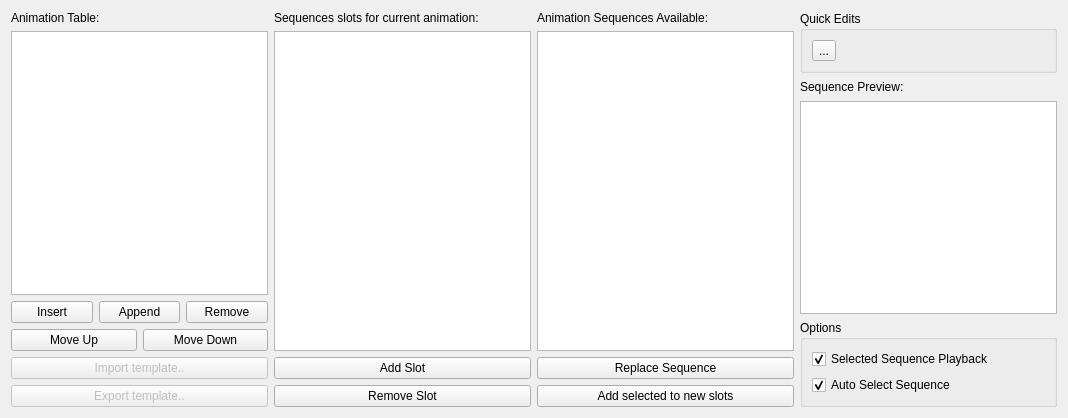
Qt form src/ui/tabs/tabanimtable.ui (PsyCommando/ppmdu_spriteeditor) before a commit.
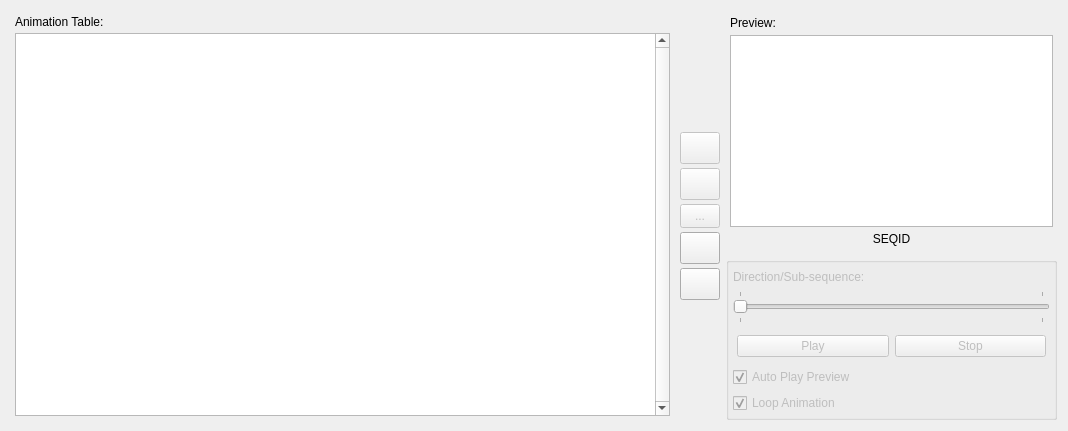
The same form after that commit. Icons and pictures are not drawn.

Patch:
```diff
--- a/src/ui/tabs/tabanimtable.ui
+++ b/src/ui/tabs/tabanimtable.ui
@@ -22,11 +22,32 @@
     <height>418</height>
    </size>
   </property>
-  <layout class="QHBoxLayout" name="horizontalLayout">
+  <layout class="QHBoxLayout" name="horizontalLayout" stretch="4,0,2">
+   <property name="sizeConstraint">
+    <enum>QLayout::SetMinAndMaxSize</enum>
+   </property>
    <item>
-    <layout class="QVBoxLayout" name="verticalLayout_5">
+    <layout class="QVBoxLayout" name="vlAnimTbl">
+     <property name="spacing">
+      <number>4</number>
+     </property>
+     <property name="sizeConstraint">
+      <enum>QLayout::SetMinimumSize</enum>
+     </property>
+     <property name="leftMargin">
+      <number>4</number>
+     </property>
+     <property name="topMargin">
+      <number>4</number>
+     </property>
+     <property name="rightMargin">
+      <number>4</number>
+     </property>
+     <property name="bottomMargin">
+      <number>4</number>
+     </property>
      <item>
-      <widget class="QLabel" name="label_11">
+      <widget class="QLabel" name="lblAnimTable">
        <property name="text">
         <string>Animation Table:</string>
        </property>
@@ -34,6 +55,12 @@
      </item>
      <item>
       <widget class="QTableView" name="tvAnimTbl">
+       <property name="verticalScrollBarPolicy">
+        <enum>Qt::ScrollBarAlwaysOn</enum>
+       </property>
+       <property name="sizeAdjustPolicy">
+        <enum>QAbstractScrollArea::AdjustToContents</enum>
+       </property>
        <property name="autoScroll">
         <bool>false</bool>
        </property>
@@ -59,25 +86,152 @@
         <bool>false</bool>
        </property>
        <attribute name="horizontalHeaderVisible">
-        <bool>false</bool>
+        <bool>true</bool>
+       </attribute>
+       <attribute name="horizontalHeaderCascadingSectionResizes">
+        <bool>true</bool>
+       </attribute>
+       <attribute name="horizontalHeaderMinimumSectionSize">
+        <number>48</number>
+       </attribute>
+       <attribute name="horizontalHeaderDefaultSectionSize">
+        <number>48</number>
        </attribute>
        <attribute name="horizontalHeaderStretchLastSection">
         <bool>true</bool>
        </attribute>
+       <attribute name="verticalHeaderVisible">
+        <bool>true</bool>
+       </attribute>
+       <attribute name="verticalHeaderMinimumSectionSize">
+        <number>32</number>
+       </attribute>
+       <attribute name="verticalHeaderDefaultSectionSize">
+        <number>32</number>
+       </attribute>
       </widget>
      </item>
+    </layout>
+   </item>
+   <item>
+    <layout class="QVBoxLayout" name="vlAnimButtonBar" stretch="2,1,2">
+     <property name="sizeConstraint">
+      <enum>QLayout::SetMinAndMaxSize</enum>
+     </property>
      <item>
-      <layout class="QHBoxLayout" name="horizontalLayout_8">
+      <spacer name="vspcButtonsTop">
+       <property name="orientation">
+        <enum>Qt::Vertical</enum>
+       </property>
+       <property name="sizeHint" stdset="0">
+        <size>
+         <width>20</width>
+         <height>40</height>
+        </size>
+       </property>
+      </spacer>
+     </item>
+     <item>
+      <layout class="QVBoxLayout" name="vlMiddleButtons">
+       <property name="spacing">
+        <number>4</number>
+       </property>
+       <property name="sizeConstraint">
+        <enum>QLayout::SetMinimumSize</enum>
+       </property>
        <item>
-        <widget class="QPushButton" name="btnAnimTblAddAnim">
+        <widget class="QPushButton" name="btnMoveGroupUp">
+         <property name="enabled">
+          <bool>false</bool>
+         </property>
+         <property name="minimumSize">
+          <size>
+           <width>24</width>
+           <height>32</height>
+          </size>
+         </property>
+         <property name="toolTip">
+          <string>&lt;html&gt;&lt;head/&gt;&lt;body&gt;&lt;p&gt;Move Up&lt;/p&gt;&lt;/body&gt;&lt;/html&gt;</string>
+         </property>
+         <property name="statusTip">
+          <string/>
+         </property>
+         <property name="text">
+          <string/>
+         </property>
+         <property name="icon">
+          <iconset resource="../../../appres.qrc">
+           <normaloff>:/resources/fugue-icons-3.5.6/icons/arrow-090.png</normaloff>:/resources/fugue-icons-3.5.6/icons/arrow-090.png</iconset>
+         </property>
+        </widget>
+       </item>
+       <item>
+        <widget class="QPushButton" name="btnMoveGroupDown">
+         <property name="enabled">
+          <bool>false</bool>
+         </property>
+         <property name="minimumSize">
+          <size>
+           <width>24</width>
+           <height>32</height>
+          </size>
+         </property>
+         <property name="toolTip">
+          <string>&lt;html&gt;&lt;head/&gt;&lt;body&gt;&lt;p&gt;Move Down&lt;/p&gt;&lt;/body&gt;&lt;/html&gt;</string>
+         </property>
+         <property name="text">
+          <string/>
+         </property>
+         <property name="icon">
+          <iconset resource="../../../appres.qrc">
+           <normaloff>:/resources/fugue-icons-3.5.6/icons/arrow-270.png</normaloff>:/resources/fugue-icons-3.5.6/icons/arrow-270.png</iconset>
+         </property>
+        </widget>
+       </item>
+       <item>
+        <widget class="QToolButton" name="btnExtraOptions">
+         <property name="enabled">
+          <bool>false</bool>
+         </property>
+         <property name="sizePolicy">
+          <sizepolicy hsizetype="MinimumExpanding" vsizetype="Preferred">
+           <horstretch>0</horstretch>
+           <verstretch>0</verstretch>
+          </sizepolicy>
+         </property>
+         <property name="minimumSize">
+          <size>
+           <width>24</width>
+           <height>24</height>
+          </size>
+         </property>
+         <property name="text">
+          <string>...</string>
+         </property>
+         <property name="checkable">
+          <bool>false</bool>
+         </property>
+         <property name="arrowType">
+          <enum>Qt::NoArrow</enum>
+         </property>
+        </widget>
+       </item>
+       <item>
+        <widget class="QPushButton" name="btnAddGroup">
          <property name="enabled">
           <bool>true</bool>
          </property>
+         <property name="minimumSize">
+          <size>
+           <width>24</width>
+           <height>32</height>
+          </size>
+         </property>
          <property name="toolTip">
           <string>&lt;html&gt;&lt;head/&gt;&lt;body&gt;&lt;p&gt;Inserts a new animation entry &lt;span style=&quot; font-weight:600;&quot;&gt;before&lt;/span&gt; the currently selected one.&lt;/p&gt;&lt;/body&gt;&lt;/html&gt;</string>
          </property>
          <property name="text">
-          <string>Insert</string>
+          <string/>
          </property>
          <property name="icon">
           <iconset resource="../../../appres.qrc">
@@ -86,29 +240,21 @@
         </widget>
        </item>
        <item>
-        <widget class="QPushButton" name="btnAnimTblAppendAnim">
-         <property name="toolTip">
-          <string>&lt;html&gt;&lt;head/&gt;&lt;body&gt;&lt;p&gt;&lt;span style=&quot; font-weight:600;&quot;&gt;Appends&lt;/span&gt; a new animation entry to the currently selected one.&lt;/p&gt;&lt;/body&gt;&lt;/html&gt;</string>
-         </property>
-         <property name="text">
-          <string>Append</string>
-         </property>
-         <property name="icon">
-          <iconset resource="../../../appres.qrc">
-           <normaloff>:/resources/fugue-icons-3.5.6/icons/control-stop-270.png</normaloff>:/resources/fugue-icons-3.5.6/icons/control-stop-270.png</iconset>
-         </property>
-        </widget>
-       </item>
-       <item>
-        <widget class="QPushButton" name="btnAnimTblRemAnim">
+        <widget class="QPushButton" name="btnRemoveGroup">
          <property name="enabled">
           <bool>true</bool>
          </property>
+         <property name="minimumSize">
+          <size>
+           <width>16</width>
+           <height>32</height>
+          </size>
+         </property>
          <property name="toolTip">
           <string>&lt;html&gt;&lt;head/&gt;&lt;body&gt;&lt;p&gt;Remove the selected animation entry from the table.&lt;/p&gt;&lt;/body&gt;&lt;/html&gt;</string>
          </property>
          <property name="text">
-          <string>Remove</string>
+          <string/>
          </property>
          <property name="icon">
           <iconset resource="../../../appres.qrc">
@@ -119,321 +265,276 @@
       </layout>
      </item>
      <item>
-      <layout class="QHBoxLayout" name="horizontalLayout_12">
+      <spacer name="vspcButtonBottom">
+       <property name="orientation">
+        <enum>Qt::Vertical</enum>
+       </property>
+       <property name="sizeHint" stdset="0">
+        <size>
+         <width>20</width>
+         <height>40</height>
+        </size>
+       </property>
+      </spacer>
+     </item>
+    </layout>
+   </item>
+   <item>
+    <layout class="QVBoxLayout" name="vlPreviewSection" stretch="0,0,0">
+     <item>
+      <layout class="QVBoxLayout" name="vlPreview">
+       <property name="spacing">
+        <number>4</number>
+       </property>
+       <property name="leftMargin">
+        <number>4</number>
+       </property>
        <property name="topMargin">
-        <number>0</number>
+        <number>4</number>
        </property>
+       <property name="rightMargin">
+        <number>4</number>
+       </property>
+       <property name="bottomMargin">
+        <number>4</number>
+       </property>
        <item>
-        <widget class="QPushButton" name="btnAnimTblAnimMvUp">
-         <property name="text">
-          <string>Move Up</string>
+        <widget class="QLabel" name="lblSequencePreview">
+         <property name="sizePolicy">
+          <sizepolicy hsizetype="Preferred" vsizetype="Fixed">
+           <horstretch>0</horstretch>
+           <verstretch>0</verstretch>
+          </sizepolicy>
          </property>
-         <property name="icon">
-          <iconset resource="../../../appres.qrc">
-           <normaloff>:/resources/fugue-icons-3.5.6/icons/arrow-090.png</normaloff>:/resources/fugue-icons-3.5.6/icons/arrow-090.png</iconset>
+         <property name="minimumSize">
+          <size>
+           <width>0</width>
+           <height>16</height>
+          </size>
          </property>
+         <property name="text">
+          <string>Preview:</string>
+         </property>
         </widget>
        </item>
        <item>
-        <widget class="QPushButton" name="btnAnimTblAnimMvDown">
-         <property name="text">
-          <string>Move Down</string>
+        <widget class="QGraphicsView" name="gvAnimTablePreview">
+         <property name="sizePolicy">
+          <sizepolicy hsizetype="Preferred" vsizetype="Preferred">
+           <horstretch>0</horstretch>
+           <verstretch>0</verstretch>
+          </sizepolicy>
          </property>
-         <property name="icon">
-          <iconset resource="../../../appres.qrc">
-           <normaloff>:/resources/fugue-icons-3.5.6/icons/arrow-270.png</normaloff>:/resources/fugue-icons-3.5.6/icons/arrow-270.png</iconset>
+         <property name="minimumSize">
+          <size>
+           <width>256</width>
+           <height>192</height>
+          </size>
          </property>
         </widget>
        </item>
-      </layout>
-     </item>
-     <item>
-      <widget class="QPushButton" name="btnAnimTblImportTemplate">
-       <property name="enabled">
-        <bool>false</bool>
-       </property>
-       <property name="toolTip">
-        <string>&lt;html&gt;&lt;head/&gt;&lt;body&gt;&lt;p&gt;Imports a template animation table to fill out for common animated sprite animation layouts!&lt;/p&gt;&lt;/body&gt;&lt;/html&gt;</string>
-       </property>
-       <property name="text">
-        <string>Import template..</string>
-       </property>
-      </widget>
-     </item>
-     <item>
-      <widget class="QPushButton" name="btnAnimTblExportTemplate">
-       <property name="enabled">
-        <bool>false</bool>
-       </property>
-       <property name="toolTip">
-        <string>&lt;html&gt;&lt;head/&gt;&lt;body&gt;&lt;p&gt;Export the animation table as a new template file!&lt;/p&gt;&lt;/body&gt;&lt;/html&gt;</string>
-       </property>
-       <property name="text">
-        <string>Export template..</string>
-       </property>
-      </widget>
-     </item>
-    </layout>
-   </item>
-   <item>
-    <layout class="QVBoxLayout" name="verticalLayout_3">
-     <item>
-      <widget class="QLabel" name="label_9">
-       <property name="text">
-        <string>Sequences slots for current animation:</string>
-       </property>
-      </widget>
-     </item>
-     <item>
-      <widget class="QTreeView" name="tvAnimTblAnimSeqs">
-       <property name="editTriggers">
-        <set>QAbstractItemView::NoEditTriggers</set>
-       </property>
-       <property name="dragEnabled">
-        <bool>false</bool>
-       </property>
-       <property name="dragDropOverwriteMode">
-        <bool>true</bool>
-       </property>
-       <property name="dragDropMode">
-        <enum>QAbstractItemView::DropOnly</enum>
-       </property>
-       <property name="defaultDropAction">
-        <enum>Qt::CopyAction</enum>
-       </property>
-       <property name="alternatingRowColors">
-        <bool>true</bool>
-       </property>
-       <property name="selectionMode">
-        <enum>QAbstractItemView::ExtendedSelection</enum>
-       </property>
-       <property name="selectionBehavior">
-        <enum>QAbstractItemView::SelectItems</enum>
-       </property>
-       <property name="iconSize">
-        <size>
-         <width>64</width>
-         <height>64</height>
-        </size>
-       </property>
-       <property name="indentation">
-        <number>2</number>
-       </property>
-       <property name="uniformRowHeights">
-        <bool>true</bool>
-       </property>
-       <property name="itemsExpandable">
-        <bool>false</bool>
-       </property>
-       <property name="headerHidden">
-        <bool>true</bool>
-       </property>
-       <property name="expandsOnDoubleClick">
-        <bool>false</bool>
-       </property>
-      </widget>
-     </item>
-     <item>
-      <widget class="QPushButton" name="btnAnimTblAddSeq">
-       <property name="text">
-        <string>Add Slot</string>
-       </property>
-       <property name="icon">
-        <iconset resource="../../../appres.qrc">
-         <normaloff>:/resources/fugue-icons-3.5.6/icons/plus.png</normaloff>:/resources/fugue-icons-3.5.6/icons/plus.png</iconset>
-       </property>
-      </widget>
-     </item>
-     <item>
-      <layout class="QHBoxLayout" name="horizontalLayout_9">
        <item>
-        <widget class="QPushButton" name="btnAnimTblRemSeq">
-         <property name="toolTip">
-          <string>&lt;html&gt;&lt;head/&gt;&lt;body&gt;&lt;p&gt;Removes the selected animation sequence from the list of sequence for this animation.&lt;/p&gt;&lt;/body&gt;&lt;/html&gt;</string>
+        <widget class="QLabel" name="lblPreviewSeqName">
+         <property name="sizePolicy">
+          <sizepolicy hsizetype="Preferred" vsizetype="Fixed">
+           <horstretch>0</horstretch>
+           <verstretch>0</verstretch>
+          </sizepolicy>
          </property>
+         <property name="minimumSize">
+          <size>
+           <width>0</width>
+           <height>16</height>
+          </size>
+         </property>
+         <property name="frameShape">
+          <enum>QFrame::NoFrame</enum>
+         </property>
          <property name="text">
-          <string>Remove Slot</string>
+          <string>SEQID</string>
          </property>
-         <property name="icon">
-          <iconset resource="../../../appres.qrc">
-           <normaloff>:/resources/fugue-icons-3.5.6/icons/minus.png</normaloff>:/resources/fugue-icons-3.5.6/icons/minus.png</iconset>
+         <property name="textFormat">
+          <enum>Qt::MarkdownText</enum>
          </property>
+         <property name="alignment">
+          <set>Qt::AlignCenter</set>
+         </property>
+         <property name="textInteractionFlags">
+          <set>Qt::LinksAccessibleByMouse</set>
+         </property>
         </widget>
        </item>
       </layout>
-     </item>
-    </layout>
-   </item>
-   <item>
-    <layout class="QVBoxLayout" name="verticalLayout_18">
-     <item>
-      <widget class="QLabel" name="label_17">
-       <property name="text">
-        <string>Animation Sequences Available:</string>
-       </property>
-      </widget>
-     </item>
-     <item>
-      <widget class="QTreeView" name="lvAnimTblAnimSeqList">
-       <property name="editTriggers">
-        <set>QAbstractItemView::NoEditTriggers</set>
-       </property>
-       <property name="showDropIndicator" stdset="0">
-        <bool>true</bool>
-       </property>
-       <property name="dragEnabled">
-        <bool>true</bool>
-       </property>
-       <property name="dragDropMode">
-        <enum>QAbstractItemView::DragDrop</enum>
-       </property>
-       <property name="defaultDropAction">
-        <enum>Qt::CopyAction</enum>
-       </property>
-       <property name="alternatingRowColors">
-        <bool>true</bool>
-       </property>
-       <property name="selectionMode">
-        <enum>QAbstractItemView::ExtendedSelection</enum>
-       </property>
-       <property name="selectionBehavior">
-        <enum>QAbstractItemView::SelectItems</enum>
-       </property>
-       <property name="iconSize">
-        <size>
-         <width>64</width>
-         <height>64</height>
-        </size>
-       </property>
-       <property name="indentation">
-        <number>2</number>
-       </property>
-       <property name="uniformRowHeights">
-        <bool>true</bool>
-       </property>
-       <property name="itemsExpandable">
-        <bool>false</bool>
-       </property>
-       <property name="wordWrap">
-        <bool>true</bool>
-       </property>
-       <property name="headerHidden">
-        <bool>true</bool>
-       </property>
-       <property name="expandsOnDoubleClick">
-        <bool>false</bool>
-       </property>
-      </widget>
-     </item>
-     <item>
-      <widget class="QPushButton" name="btnAnimTblReplaceSeq">
-       <property name="text">
-        <string>Replace Sequence</string>
-       </property>
-       <property name="icon">
-        <iconset resource="../../../appres.qrc">
-         <normaloff>:/resources/fugue-icons-3.5.6/icons/fill-180.png</normaloff>:/resources/fugue-icons-3.5.6/icons/fill-180.png</iconset>
-       </property>
-      </widget>
-     </item>
-     <item>
-      <widget class="QPushButton" name="btnAnimTblMoveSeq">
-       <property name="text">
-        <string>Add selected to new slots</string>
-       </property>
-       <property name="icon">
-        <iconset resource="../../../appres.qrc">
-         <normaloff>:/resources/fugue-icons-3.5.6/icons/arrow-180.png</normaloff>:/resources/fugue-icons-3.5.6/icons/arrow-180.png</iconset>
-       </property>
-      </widget>
-     </item>
-    </layout>
-   </item>
-   <item>
-    <layout class="QVBoxLayout" name="vlSequencePreview" stretch="1,1,5,1">
-     <item>
-      <widget class="QGroupBox" name="groupBox_9">
-       <property name="sizePolicy">
-        <sizepolicy hsizetype="MinimumExpanding" vsizetype="MinimumExpanding">
-         <horstretch>0</horstretch>
-         <verstretch>0</verstretch>
-        </sizepolicy>
-       </property>
-       <property name="title">
-        <string>Quick Edits</string>
-       </property>
-       <layout class="QFormLayout" name="formLayout_6">
-        <item row="0" column="0">
-         <widget class="QToolButton" name="toolButton">
-          <property name="text">
-           <string>...</string>
-          </property>
-         </widget>
-        </item>
-       </layout>
-      </widget>
-     </item>
-     <item>
-      <widget class="QLabel" name="lblSequencePreview">
-       <property name="sizePolicy">
-        <sizepolicy hsizetype="Preferred" vsizetype="Fixed">
-         <horstretch>0</horstretch>
-         <verstretch>0</verstretch>
-        </sizepolicy>
-       </property>
-       <property name="minimumSize">
-        <size>
-         <width>0</width>
-         <height>16</height>
-        </size>
-       </property>
-       <property name="text">
-        <string>Sequence Preview:</string>
-       </property>
-      </widget>
-     </item>
-     <item>
-      <widget class="QGraphicsView" name="gvAnimTablePreview">
-       <property name="minimumSize">
-        <size>
-         <width>256</width>
-         <height>192</height>
-        </size>
-       </property>
-      </widget>
      </item>
      <item>
       <widget class="QGroupBox" name="grpPreviewOptions">
+       <property name="enabled">
+        <bool>false</bool>
+       </property>
        <property name="sizePolicy">
         <sizepolicy hsizetype="MinimumExpanding" vsizetype="MinimumExpanding">
          <horstretch>0</horstretch>
          <verstretch>0</verstretch>
         </sizepolicy>
        </property>
+       <property name="minimumSize">
+        <size>
+         <width>256</width>
+         <height>100</height>
+        </size>
+       </property>
+       <property name="maximumSize">
+        <size>
+         <width>16777215</width>
+         <height>16777215</height>
+        </size>
+       </property>
        <property name="title">
-        <string>Options</string>
+        <string/>
        </property>
-       <layout class="QFormLayout" name="formLayout_3">
-        <item row="0" column="0">
-         <widget class="QCheckBox" name="chkAnimTblAutoPlay">
+       <layout class="QVBoxLayout" name="verticalLayout_2" stretch="2,1,0,0">
+        <property name="sizeConstraint">
+         <enum>QLayout::SetMinAndMaxSize</enum>
+        </property>
+        <property name="leftMargin">
+         <number>4</number>
+        </property>
+        <property name="topMargin">
+         <number>4</number>
+        </property>
+        <property name="rightMargin">
+         <number>4</number>
+        </property>
+        <property name="bottomMargin">
+         <number>4</number>
+        </property>
+        <item>
+         <layout class="QVBoxLayout" name="vlDirSlider" stretch="0,0">
+          <property name="sizeConstraint">
+           <enum>QLayout::SetNoConstraint</enum>
+          </property>
+          <property name="topMargin">
+           <number>2</number>
+          </property>
+          <property name="bottomMargin">
+           <number>2</number>
+          </property>
+          <item>
+           <widget class="QLabel" name="lblGroupSequenceSlider">
+            <property name="sizePolicy">
+             <sizepolicy hsizetype="Minimum" vsizetype="Minimum">
+              <horstretch>0</horstretch>
+              <verstretch>0</verstretch>
+             </sizepolicy>
+            </property>
+            <property name="minimumSize">
+             <size>
+              <width>0</width>
+              <height>16</height>
+             </size>
+            </property>
+            <property name="maximumSize">
+             <size>
+              <width>16777215</width>
+              <height>24</height>
+             </size>
+            </property>
+            <property name="text">
+             <string>Direction/Sub-sequence:</string>
+            </property>
+           </widget>
+          </item>
+          <item>
+           <widget class="QSlider" name="sldrSubSequence">
+            <property name="sizePolicy">
+             <sizepolicy hsizetype="Expanding" vsizetype="Preferred">
+              <horstretch>0</horstretch>
+              <verstretch>0</verstretch>
+             </sizepolicy>
+            </property>
+            <property name="minimumSize">
+             <size>
+              <width>32</width>
+              <height>32</height>
+             </size>
+            </property>
+            <property name="maximumSize">
+             <size>
+              <width>16777215</width>
+              <height>32</height>
+             </size>
+            </property>
+            <property name="maximum">
+             <number>1</number>
+            </property>
+            <property name="pageStep">
+             <number>1</number>
+            </property>
+            <property name="orientation">
+             <enum>Qt::Horizontal</enum>
+            </property>
+            <property name="tickPosition">
+             <enum>QSlider::TicksBothSides</enum>
+            </property>
+            <property name="tickInterval">
+             <number>1</number>
+            </property>
+           </widget>
+          </item>
+         </layout>
+        </item>
+        <item>
+         <layout class="QHBoxLayout" name="hlPreviewBtn">
+          <property name="leftMargin">
+           <number>4</number>
+          </property>
+          <property name="topMargin">
+           <number>4</number>
+          </property>
+          <property name="rightMargin">
+           <number>4</number>
+          </property>
+          <property name="bottomMargin">
+           <number>4</number>
+          </property>
+          <item>
+           <widget class="QPushButton" name="btnPlay">
+            <property name="text">
+             <string>Play</string>
+            </property>
+            <property name="icon">
+             <iconset resource="../../../appres.qrc">
+              <normaloff>:/resources/fugue-icons-3.5.6/icons/control.png</normaloff>:/resources/fugue-icons-3.5.6/icons/control.png</iconset>
+            </property>
+           </widget>
+          </item>
+          <item>
+           <widget class="QPushButton" name="btnStop">
+            <property name="text">
+             <string>Stop</string>
+            </property>
+            <property name="icon">
+             <iconset resource="../../../appres.qrc">
+              <normaloff>:/resources/fugue-icons-3.5.6/icons/control-stop-square.png</normaloff>:/resources/fugue-icons-3.5.6/icons/control-stop-square.png</iconset>
+            </property>
+           </widget>
+          </item>
+         </layout>
+        </item>
+        <item>
+         <widget class="QCheckBox" name="chkAutoPlay">
           <property name="text">
-           <string>Selected Sequence Playback</string>
+           <string>Auto Play Preview</string>
           </property>
           <property name="checked">
            <bool>true</bool>
           </property>
          </widget>
         </item>
-        <item row="1" column="0">
-         <widget class="QCheckBox" name="chkAnimTblAutoSelectSeq">
-          <property name="toolTip">
-           <string>If this is checked, when a slot from the current animation table entry is selected, the animation sequence will be automatically selected in the list of available animations.</string>
-          </property>
-          <property name="statusTip">
-           <string/>
-          </property>
+        <item>
+         <widget class="QCheckBox" name="chkPreviewLoop">
           <property name="text">
-           <string>Auto Select Sequence</string>
+           <string>Loop Animation</string>
           </property>
           <property name="checked">
            <bool>true</bool>
@@ -443,6 +544,19 @@
        </layout>
       </widget>
      </item>
+     <item>
+      <spacer name="verticalSpacer">
+       <property name="orientation">
+        <enum>Qt::Vertical</enum>
+       </property>
+       <property name="sizeHint" stdset="0">
+        <size>
+         <width>20</width>
+         <height>40</height>
+        </size>
+       </property>
+      </spacer>
+     </item>
     </layout>
    </item>
   </layout>
```
Left out of the diff: 10 changed lines with no effect on the pictures.
